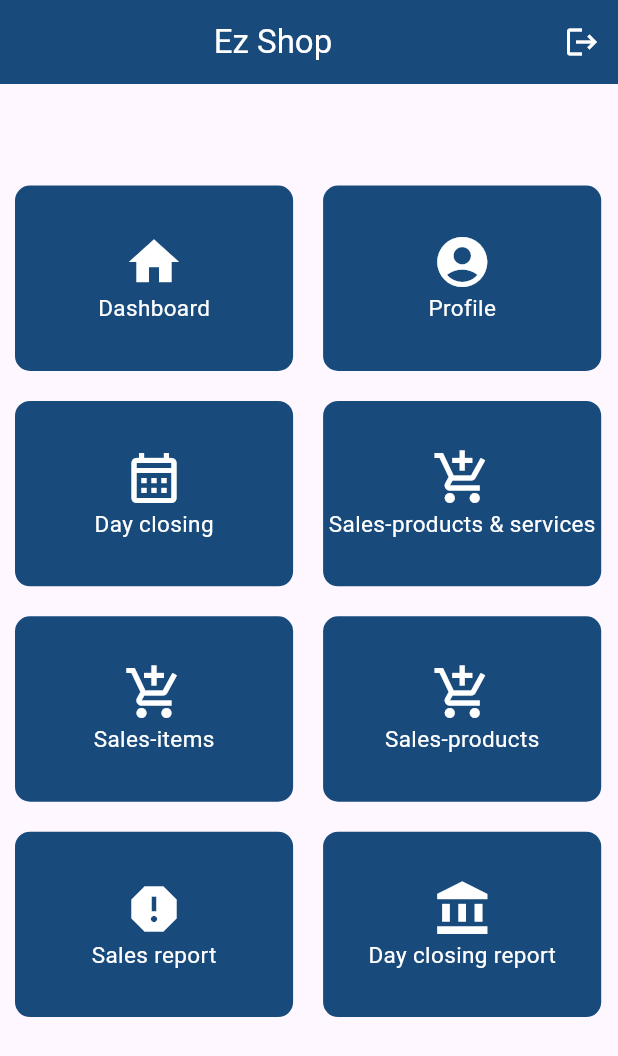
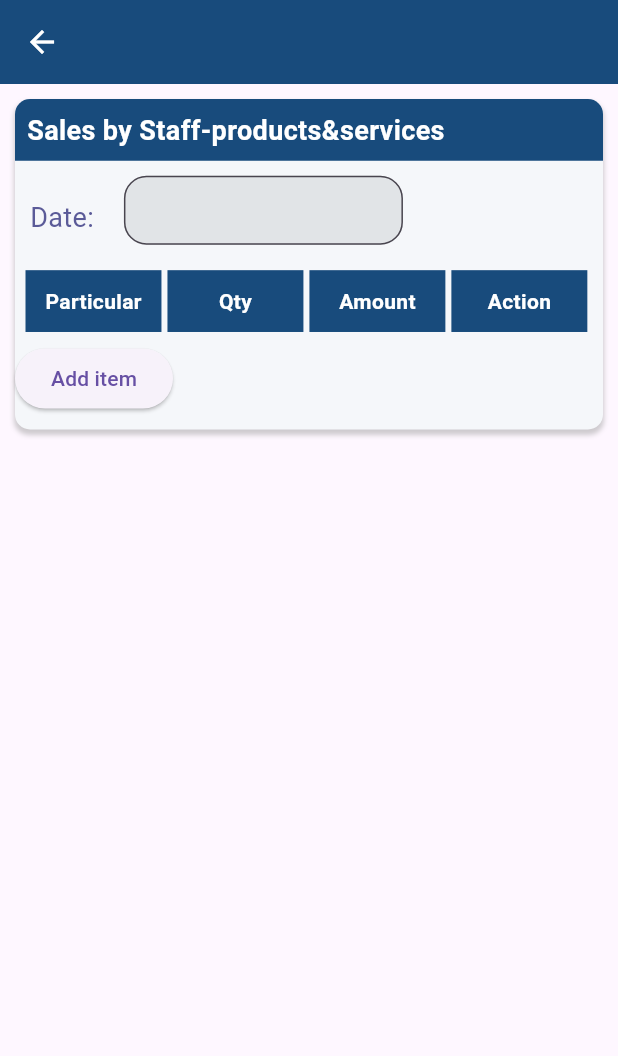
Before and after one commit to jassimpt/sales_report_assessment, a Flutter app: the HomeScreen screen opened directly, after a tap on "Sales-products & services", on a phone screen of 412 x 824 dp. Shown: the top 1056 px of the screen. Run offline on Flutter 3.47's test engine with Material 3 defaults, Android fonts, the phone set to English and light mode, and no system bars; our stand-ins replace dio, google_fonts, shared_preferences, syncfusion_flutter_charts; accounts and stored records are empty.

Commit message:
day closing screen completed and sales product and service screen started

```diff
--- a/lib/helpers/colors.dart
+++ b/lib/helpers/colors.dart
@@ -2,7 +2,8 @@ import 'package:flutter/material.dart';
 
 const splashBackgroundColor = Color.fromRGBO(24, 75, 124, 1);
 const specialHeadColor = Color.fromRGBO(4, 100, 192, 1);
-const textFieldFill = Color.fromRGBO(238, 246, 253, 1);
 const specialFontColor = Color.fromRGBO(213, 135, 69, 1);
 const basicFontColor = Color.fromRGBO(91, 91, 152, 1);
 const tileBackgroundColor = Color.fromRGBO(245, 247, 250, 1);
+const textFieldFill = Color.fromRGBO(225, 228, 231, 1);
+const buttonColor1 = Color.fromRGBO(38, 193, 170, 1);
--- a/lib/views/home_screen.dart
+++ b/lib/views/home_screen.dart
@@ -1,8 +1,10 @@
 import 'package:assessment/controllers/data_provider.dart';
 import 'package:assessment/helpers/colors.dart';
 import 'package:assessment/views/dashboard_screen.dart';
+import 'package:assessment/views/day_closing_screening.dart';
 import 'package:assessment/views/login_screen.dart';
 import 'package:assessment/views/profile_screen.dart';
+import 'package:assessment/views/sales_products_and_services_screen.dart';
 import 'package:assessment/views/widgets/custom_tile_row.dart';
 import 'package:flutter/material.dart';
 import 'package:provider/provider.dart';
@@ -66,8 +68,18 @@ class HomeScreen extends StatelessWidget {
             icon2: Icons.add_shopping_cart_outlined,
             text1: "Day closing",
             text2: "Sales-products & services",
-            onTap1: () {},
-            onTap2: () {},
+            onTap1: () {
+              Navigator.of(context).push(MaterialPageRoute(
+                builder: (context) => DayClosingScreen(),
+              ));
+            },
+            onTap2: () {
+              Navigator.push(
+                  context,
+                  MaterialPageRoute(
+                    builder: (context) => SalesProductsAndServicesScreen(),
+                  ));
+            },
           ),
           CustomTileRow(
             size: size,
--- /dev/null
+++ b/lib/views/sales_products_and_services_screen.dart
@@ -0,0 +1,231 @@
+import 'package:flutter/material.dart';
+import 'package:assessment/views/widgets/day_closing_data_field.dart';
+import 'package:assessment/views/widgets/day_closing_data_head.dart';
+import 'package:assessment/views/widgets/employee_tile_head.dart';
+import 'package:assessment/helpers/colors.dart';
+
+class SalesProductsAndServicesScreen extends StatefulWidget {
+  SalesProductsAndServicesScreen({Key? key}) : super(key: key);
+
+  @override
+  _SalesProductsAndServicesScreenState createState() =>
+      _SalesProductsAndServicesScreenState();
+}
+
+class _SalesProductsAndServicesScreenState
+    extends State<SalesProductsAndServicesScreen> {
+  final TextEditingController dateController = TextEditingController();
+  List<Widget> rows = [];
+
+  final List<String> dropdownItems = ['Item 1', 'Item 2', 'Item 3'];
+  final Map<String, double> itemAmounts = {
+    'Item 1': 10.0,
+    'Item 2': 20.0,
+    'Item 3': 30.0,
+  };
+
+  String selectedItem = 'Item 1';
+  double selectedAmount = 10.0;
+
+  @override
+  Widget build(BuildContext context) {
+    final size = MediaQuery.of(context).size;
+    return Scaffold(
+      appBar: AppBar(
+        iconTheme: const IconThemeData(color: Colors.white),
+        backgroundColor: splashBackgroundColor,
+      ),
+      body: SingleChildScrollView(
+        child: Padding(
+          padding: const EdgeInsets.all(10),
+          child: Container(
+            width: size.width,
+            decoration: BoxDecoration(
+              boxShadow: [
+                BoxShadow(
+                  color: Colors.grey.withOpacity(0.5),
+                  spreadRadius: 0.5,
+                  blurRadius: 2,
+                  offset: const Offset(0, 3),
+                ),
+              ],
+              borderRadius: BorderRadius.circular(10),
+              color: tileBackgroundColor,
+            ),
+            child: Column(
+              crossAxisAlignment: CrossAxisAlignment.start,
+              children: [
+                EmployeeTileHeading(
+                  size: size,
+                  heading: "Sales by Staff-products&services",
+                ),
+                Row(
+                  children: [
+                    const DayClosingDataHead(text: "Date:"),
+                    SizedBox(
+                      width: size.width * 0.5,
+                      height: size.height * 0.08,
+                      child: DayClosingDataField(
+                        fillColor: textFieldFill,
+                        readOnly: true,
+                        controller: dateController,
+                      ),
+                    ),
+                  ],
+                ),
+                Padding(
+                  padding: const EdgeInsets.all(5),
+                  child: Row(
+                    children: [
+                      Padding(
+                        padding: const EdgeInsets.all(2),
+                        child: Container(
+                          width: size.width * 0.22,
+                          height: size.height * 0.05,
+                          decoration:
+                              const BoxDecoration(color: splashBackgroundColor),
+                          child: const Center(
+                            child: Text(
+                              "Particular",
+                              style: TextStyle(
+                                  color: Colors.white,
+                                  fontWeight: FontWeight.bold),
+                            ),
+                          ),
+                        ),
+                      ),
+                      Padding(
+                        padding: const EdgeInsets.all(2),
+                        child: Container(
+                          width: size.width * 0.22,
+                          height: size.height * 0.05,
+                          decoration:
+                              const BoxDecoration(color: splashBackgroundColor),
+                          child: const Center(
+                            child: Text(
+                              "Qty",
+                              style: TextStyle(
+                                  color: Colors.white,
+                                  fontWeight: FontWeight.bold),
+                            ),
+                          ),
+                        ),
+                      ),
+                      Padding(
+                        padding: const EdgeInsets.all(2),
+                        child: Container(
+                          width: size.width * 0.22,
+                          height: size.height * 0.05,
+                          decoration:
+                              const BoxDecoration(color: splashBackgroundColor),
+                          child: const Center(
+                            child: Text(
+                              "Amount",
+                              style: TextStyle(
+                                  color: Colors.white,
+                                  fontWeight: FontWeight.bold),
+                            ),
+                          ),
+                        ),
+                      ),
+                      Padding(
+                        padding: const EdgeInsets.all(2),
+                        child: Container(
+                          width: size.width * 0.22,
+                          height: size.height * 0.05,
+                          decoration:
+                              const BoxDecoration(color: splashBackgroundColor),
+                          child: const Center(
+                            child: Text(
+                              "Action",
+                              style: TextStyle(
+                                  color: Colors.white,
+                                  fontWeight: FontWeight.bold),
+                            ),
+                          ),
+                        ),
+                      ),
+                    ],
+                  ),
+                ),
+                ...rows,
+                ElevatedButton(
+                  onPressed: () {
+                    setState(() {
+                      rows.add(buildRow(size));
+                    });
+                  },
+                  child: Text("Add item"),
+                ),
+                SizedBox(height: 10),
+              ],
+            ),
+          ),
+        ),
+      ),
+    );
+  }
+
+  Widget buildRow(Size size) {
+    return Padding(
+      padding: const EdgeInsets.all(5),
+      child: Row(
+        children: [
+          Expanded(
+            child: Container(
+              height: size.height * 0.06,
+              child: DropdownButton<String>(
+                value: selectedItem,
+                onChanged: (String? newValue) {
+                  setState(() {
+                    selectedItem = newValue!;
+
+                    selectedAmount = itemAmounts[selectedItem]!;
+                  });
+                },
+                items:
+                    dropdownItems.map<DropdownMenuItem<String>>((String value) {
+                  return DropdownMenuItem<String>(
+                    value: value,
+                    child: Text(value),
+                  );
+                }).toList(),
+              ),
+            ),
+          ),
+          SizedBox(width: 5),
+          Expanded(
+            child: Container(
+              height: size.height * 0.06,
+              child: TextField(
+                decoration: InputDecoration(
+                  filled: true,
+                  fillColor: textFieldFill,
+                  hintText: 'Qty',
+                ),
+              ),
+            ),
+          ),
+          SizedBox(width: 5),
+          Expanded(
+            child: Container(
+              height: size.height * 0.06,
+              child: Text(selectedAmount.toString()), // Show selected amount
+            ),
+          ),
+          SizedBox(width: 5),
+          Expanded(
+            child: IconButton(
+              icon: Icon(Icons.delete),
+              onPressed: () {
+                setState(() {
+                  rows.removeLast();
+                });
+              },
+            ),
+          ),
+        ],
+      ),
+    );
+  }
+}
--- /dev/null
+++ b/lib/views/widgets/day_closing_data_field.dart
@@ -0,0 +1,29 @@
+import 'package:assessment/helpers/colors.dart';
+import 'package:flutter/material.dart';
+
+class DayClosingDataField extends StatelessWidget {
+  const DayClosingDataField(
+      {super.key,
+      required this.fillColor,
+      required this.readOnly,
+      required this.controller});
+
+  final bool readOnly;
+  final Color fillColor;
+  final TextEditingController controller;
+  @override
+  Widget build(BuildContext context) {
+    return Padding(
+      padding: const EdgeInsets.all(10),
+      child: TextFormField(
+        controller: controller,
+        readOnly: readOnly,
+        decoration: InputDecoration(
+          fillColor: textFieldFill,
+          filled: true,
+          border: OutlineInputBorder(borderRadius: BorderRadius.circular(15)),
+        ),
+      ),
+    );
+  }
+}
--- /dev/null
+++ b/lib/views/widgets/day_closing_data_head.dart
@@ -0,0 +1,19 @@
+import 'package:assessment/helpers/colors.dart';
+import 'package:flutter/material.dart';
+
+class DayClosingDataHead extends StatelessWidget {
+  const DayClosingDataHead({super.key, required this.text});
+
+  final String text;
+
+  @override
+  Widget build(BuildContext context) {
+    return Padding(
+      padding: const EdgeInsets.fromLTRB(10, 10, 10, 0),
+      child: Text(
+        text,
+        style: const TextStyle(color: basicFontColor, fontSize: 18),
+      ),
+    );
+  }
+}
--- a/lib/views/widgets/monthly_totals_widget.dart
+++ b/lib/views/widgets/monthly_totals_widget.dart
@@ -35,7 +35,7 @@ class MonthlyTotalsWidget extends StatelessWidget {
               crossAxisAlignment: CrossAxisAlignment.start,
               children: [
                 CustomDashboardTile(
-                  title1: "Total Sales Amt.",
+                  title1: "Total Service Amt.",
                   title2: "Total Sales Amount",
                   value1: data.totalServiceAmount.toString(),
                   value2: data.totalSalesAmount.toString(),
```
Also changed, not shown: lib/views/day_closing_screening.dart (added, +138 -0 lines), 1 other file.
